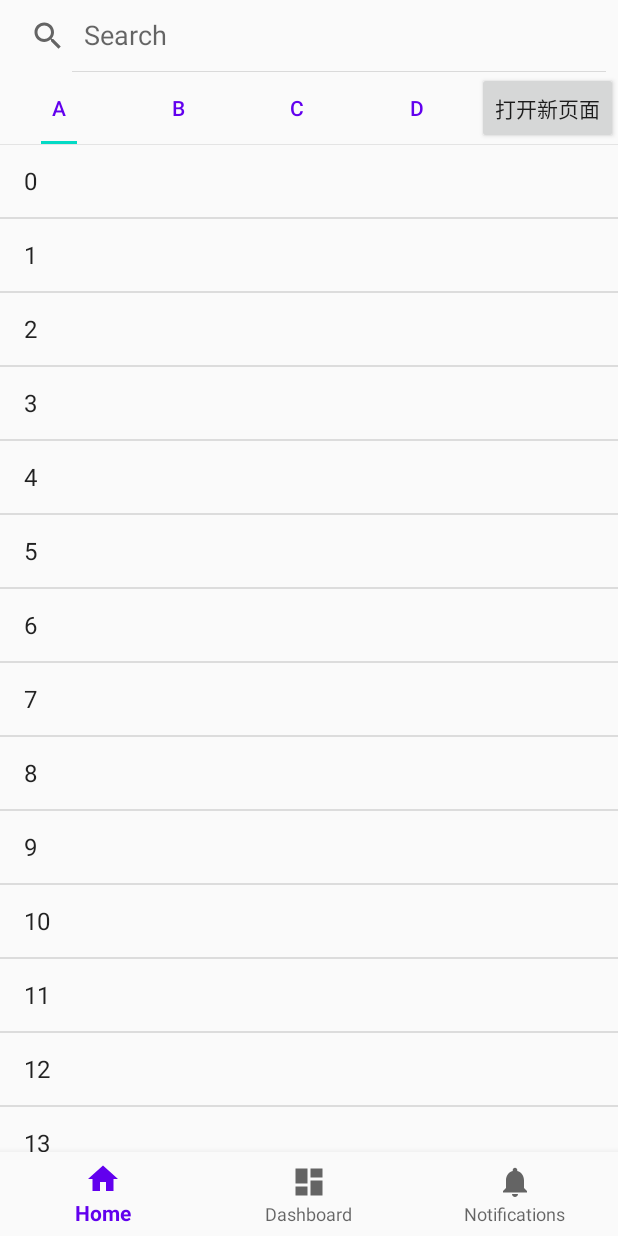
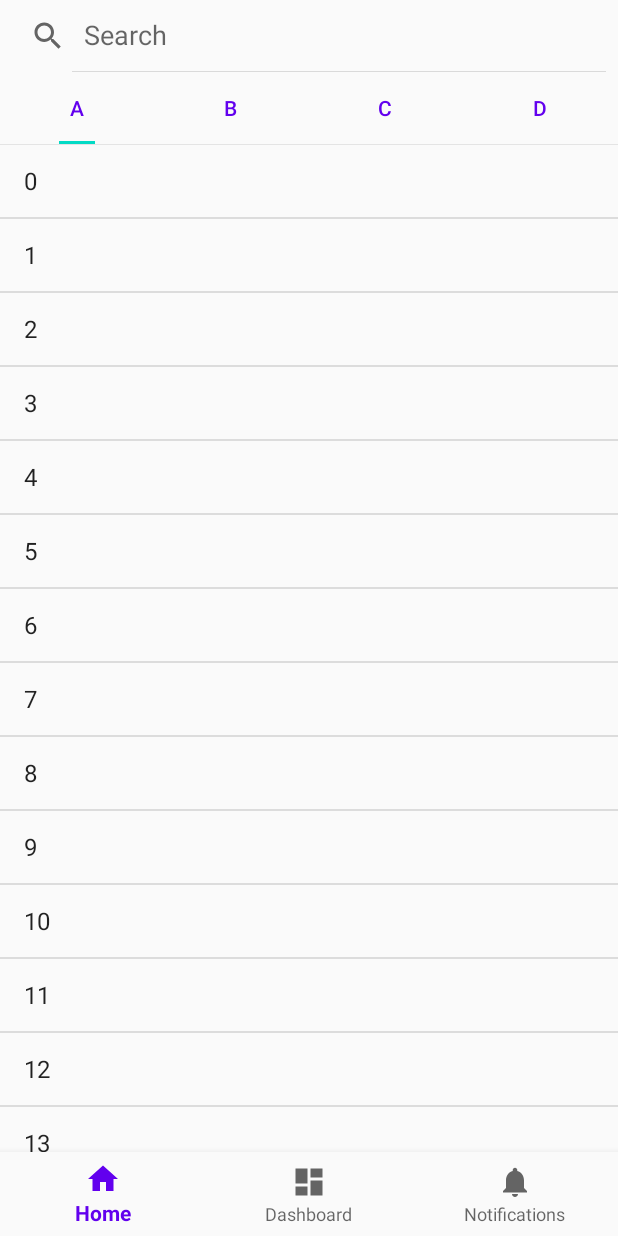
Before and after one commit to Andision/JavaNews, an Android app: the screen it shows after launch (MainActivity), on a phone screen of 412 x 824 dp. Run offline under Robolectric (Android 15) with nearby library versions, the phone set to English and light mode, and no system bars; our stand-ins replace navigation-ui.

Commit message:
Revert "Add Botton beside TabLayout"
This reverts commit afc6205d89ea21e291ca5ee5868f0075ff5322c8.

```diff
--- a/app/src/main/res/layout/fragment_home.xml
+++ b/app/src/main/res/layout/fragment_home.xml
@@ -1,9 +1,9 @@
 <?xml version="1.0" encoding="utf-8"?>
-<LinearLayout xmlns:android="http://schemas.android.com/apk/res/android"
+<LinearLayout
+        xmlns:android="http://schemas.android.com/apk/res/android"
         xmlns:app="http://schemas.android.com/apk/res-auto"
         android:layout_width="match_parent"
         android:layout_height="match_parent"
-        xmlns:tools="http://schemas.android.com/tools"
         android:orientation="vertical">
 
     <SearchView
@@ -13,17 +13,10 @@
             android:queryHint="Search"
             />
 
-    <LinearLayout
-            xmlns:android="http://schemas.android.com/apk/res/android"
-            xmlns:app="http://schemas.android.com/apk/res-auto"
+    <com.google.android.material.tabs.TabLayout
+            android:id="@+id/tab_layout"
             android:layout_width="match_parent"
             android:layout_height="wrap_content"
-            android:orientation="horizontal">
-        <com.google.android.material.tabs.TabLayout
-                android:id="@+id/tab_layout"
-                android:layout_width="wrap_content"
-                android:layout_height="wrap_content"
-                android:layout_weight="1"
             app:tabGravity="fill"
             app:tabMaxWidth="0dp"
             app:tabIndicatorColor="@color/colorAccent"
@@ -35,16 +28,6 @@
 <!--        app:tabRippleColor="@color/transparent"-->
 
     </com.google.android.material.tabs.TabLayout>
-
-
-            <Button
-            android:id="@+id/btnOpen"
-            android:layout_width="wrap_content"
-            android:layout_height="wrap_content"
-            android:text="打开新页面"
-            tools:ignore="MissingConstraints" />
-    </LinearLayout>
-
     <View
             android:layout_width="match_parent"
             android:layout_height="0.5dp"
```
Lines whose indentation alone changed are shown as unchanged.
